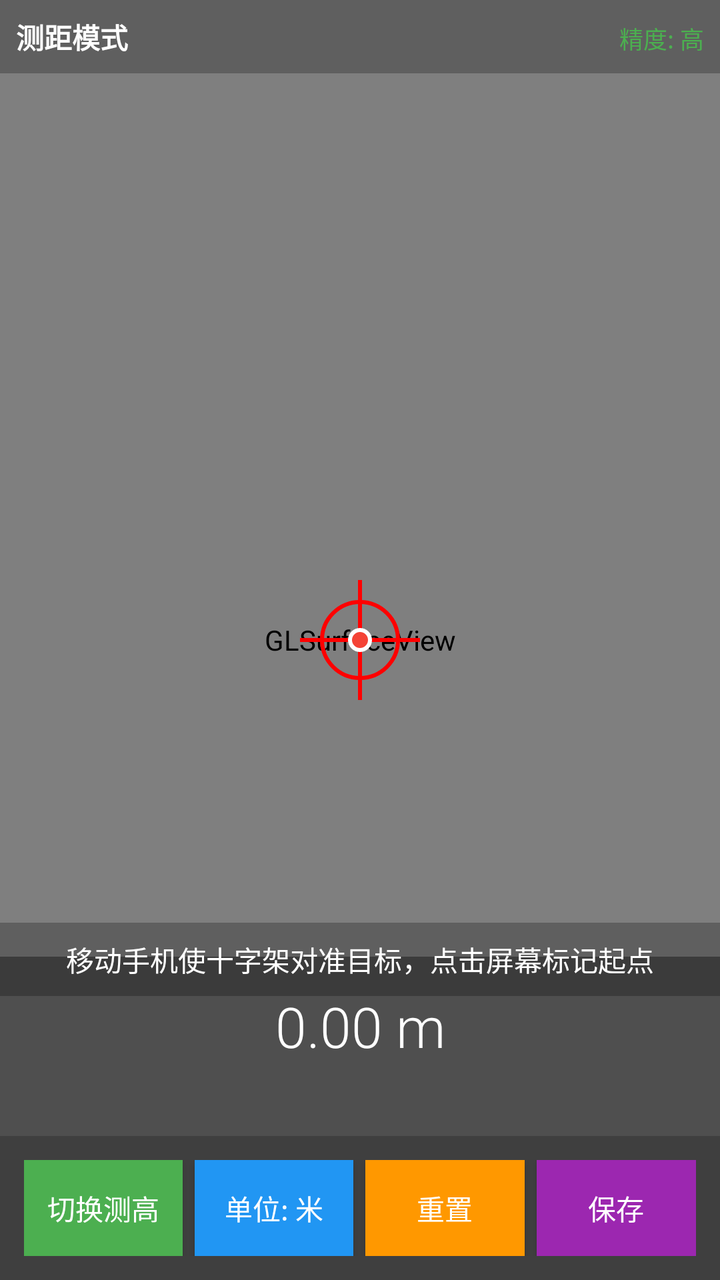
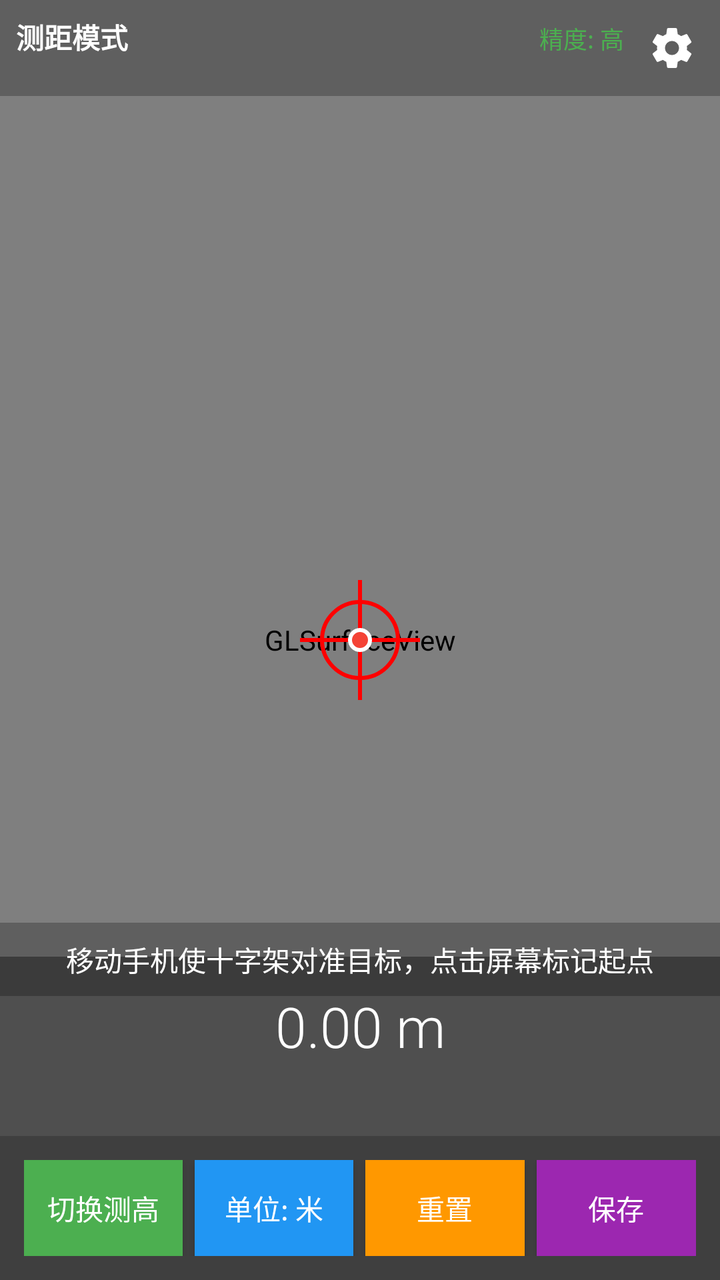

Screens rendered from an Android XML layout before and after an edit, with the pre-edit source and the edit as a unified diff.
<!-- AndroidManifest.xml: application theme Theme.AppCompat.Light.NoActionBar -->
<!-- res/layout/activity_main.xml -->
<?xml version="1.0" encoding="utf-8"?>
<RelativeLayout xmlns:android="http://schemas.android.com/apk/res/android"
    xmlns:app="http://schemas.android.com/apk/res-auto"
    android:layout_width="match_parent"
    android:layout_height="match_parent"
    android:background="#000000">

    
    <android.opengl.GLSurfaceView
        android:id="@+id/gl_surface_view"
        android:layout_width="match_parent"
        android:layout_height="match_parent" />

    
    <LinearLayout
        android:layout_width="match_parent"
        android:layout_height="wrap_content"
        android:orientation="horizontal"
        android:padding="8dp"
        android:background="#40000000"
        android:clickable="false"
        android:focusable="false">

        <TextView
            android:id="@+id/tv_mode"
            android:layout_width="0dp"
            android:layout_height="wrap_content"
            android:layout_weight="1"
            android:text="测距模式"
            android:textColor="#FFFFFF"
            android:textSize="14sp"
            android:textStyle="bold" />

        <TextView
            android:id="@+id/tv_accuracy"
            android:layout_width="wrap_content"
            android:layout_height="wrap_content"
            android:text="精度: 高"
            android:textColor="#4CAF50"
            android:textSize="12sp" />
    </LinearLayout>

    
    <RelativeLayout
        android:layout_width="60dp"
        android:layout_height="60dp"
        android:layout_centerInParent="true"
        android:clickable="false"
        android:focusable="false">

        
        <View
            android:layout_width="60dp"
            android:layout_height="2dp"
            android:layout_centerInParent="true"
            android:background="#FF0000" />

        
        <View
            android:layout_width="2dp"
            android:layout_height="60dp"
            android:layout_centerInParent="true"
            android:background="#FF0000" />

        
        <View
            android:layout_width="12dp"
            android:layout_height="12dp"
            android:layout_centerInParent="true"
            android:background="@drawable/circle_red" />

        
        <View
            android:layout_width="40dp"
            android:layout_height="40dp"
            android:layout_centerInParent="true"
            android:background="@drawable/circle_ring" />
    </RelativeLayout>

    
    <TextView
        android:id="@+id/tv_point_start"
        android:layout_width="24dp"
        android:layout_height="24dp"
        android:background="@drawable/circle_green"
        android:visibility="gone"
        android:clickable="false"
        android:focusable="false" />

    <TextView
        android:id="@+id/tv_point_end"
        android:layout_width="24dp"
        android:layout_height="24dp"
        android:background="@drawable/circle_red"
        android:visibility="gone"
        android:clickable="false"
        android:focusable="false" />

    
    <LinearLayout
        android:layout_width="match_parent"
        android:layout_height="wrap_content"
        android:layout_above="@+id/ll_bottom"
        android:orientation="vertical"
        android:padding="16dp"
        android:background="#60000000"
        android:clickable="false"
        android:focusable="false">

        <TextView
            android:id="@+id/tv_result"
            android:layout_width="match_parent"
            android:layout_height="wrap_content"
            android:text="0.00 m"
            android:textColor="#FFFFFF"
            android:textSize="28sp"
            android:textAlignment="center"
            android:gravity="center"
            android:fontFamily="sans-serif-light"
            android:clickable="false"
            android:focusable="false" />

        <TextView
            android:id="@+id/tv_advice"
            android:layout_width="match_parent"
            android:layout_height="wrap_content"
            android:text=""
            android:textColor="#FFC107"
            android:textSize="12sp"
            android:textAlignment="center"
            android:layout_marginTop="4dp"
            android:clickable="false"
            android:focusable="false" />
    </LinearLayout>

    
    <TextView
        android:id="@+id/tv_guide"
        android:layout_width="match_parent"
        android:layout_height="wrap_content"
        android:layout_above="@+id/ll_bottom"
        android:layout_marginBottom="70dp"
        android:text="移动手机使十字架对准目标，点击屏幕标记起点"
        android:textColor="#FFFFFF"
        android:textSize="14sp"
        android:textAlignment="center"
        android:padding="8dp"
        android:background="#40000000"
        android:clickable="false"
        android:focusable="false" />

    
    <LinearLayout
        android:id="@+id/ll_bottom"
        android:layout_width="match_parent"
        android:layout_height="wrap_content"
        android:layout_alignParentBottom="true"
        android:orientation="horizontal"
        android:padding="12dp"
        android:background="#80000000">

        <Button
            android:id="@+id/btn_switch_mode"
            android:layout_width="0dp"
            android:layout_height="48dp"
            android:layout_weight="1"
            android:text="切换测高"
            android:textColor="#FFFFFF"
            android:background="#4CAF50"
            android:layout_marginEnd="6dp"
            android:textSize="14sp" />

        <Button
            android:id="@+id/btn_unit"
            android:layout_width="0dp"
            android:layout_height="48dp"
            android:layout_weight="1"
            android:text="单位: 米"
            android:textColor="#FFFFFF"
            android:background="#2196F3"
            android:layout_marginEnd="6dp"
            android:textSize="14sp" />

        <Button
            android:id="@+id/btn_reset"
            android:layout_width="0dp"
            android:layout_height="48dp"
            android:layout_weight="1"
            android:text="重置"
            android:textColor="#FFFFFF"
            android:background="#FF9800"
            android:layout_marginEnd="6dp"
            android:textSize="14sp" />

        <Button
            android:id="@+id/btn_save"
            android:layout_width="0dp"
            android:layout_height="48dp"
            android:layout_weight="1"
            android:text="保存"
            android:textColor="#FFFFFF"
            android:background="#9C27B0"
            android:textSize="14sp" />
    </LinearLayout>

</RelativeLayout>
<!-- resources referenced by this layout -->
<resources>
  <!-- drawable circle_green (drawable) -->
  <?xml version="1.0" encoding="utf-8"?>
  <shape xmlns:android="http://schemas.android.com/apk/res/android"
      android:shape="oval">
      <solid android:color="#4CAF50" />
      <stroke android:width="2dp" android:color="#FFFFFF" />
  </shape>
  <!-- drawable circle_red (drawable) -->
  <?xml version="1.0" encoding="utf-8"?>
  <shape xmlns:android="http://schemas.android.com/apk/res/android"
      android:shape="oval">
      <solid android:color="#F44336" />
      <stroke android:width="2dp" android:color="#FFFFFF" />
  </shape>
  <!-- drawable circle_ring (drawable) -->
  <?xml version="1.0" encoding="utf-8"?>
  <shape xmlns:android="http://schemas.android.com/apk/res/android"
      android:shape="oval">
      <stroke
          android:width="2dp"
          android:color="#FF0000" />
      <solid android:color="@android:color/transparent" />
  </shape>
</resources>

<!-- the commit's change to res/layout/activity_main.xml (unified diff, before → after) -->
@@ -37,7 +37,17 @@
             android:layout_height="wrap_content"
             android:text="精度: 高"
             android:textColor="#4CAF50"
-            android:textSize="12sp" />
+            android:textSize="12sp"
+            android:layout_marginEnd="8dp" />
+
+        <ImageView
+            android:id="@+id/iv_settings"
+            android:layout_width="32dp"
+            android:layout_height="32dp"
+            android:padding="4dp"
+            android:src="@drawable/ic_settings"
+            android:clickable="true"
+            android:focusable="true" />
     </LinearLayout>
 
     
<!-- resource entries referenced after the edit -->
@@ -23,5 +23,15 @@
           android:color="#FF0000" />
       <solid android:color="@android:color/transparent" />
   </shape>
+  <!-- drawable ic_settings (drawable) -->
+  <vector xmlns:android="http://schemas.android.com/apk/res/android"
+      android:width="24dp"
+      android:height="24dp"
+      android:viewportWidth="24"
+      android:viewportHeight="24">
+      <path
+          android:fillColor="#FFFFFF"
+          android:pathData="M19.43,12.98c0.04-0.32 0.07-0.64 0.07-0.98s-0.03-0.66-0.07-0.98l2.11-1.65c0.19-0.15 0.24-0.42 0.12-0.64l-2-3.46c-0.12-0.22-0.39-0.3-0.61-0.22l-2.49 1c-0.52-0.39-1.08-0.7-1.69-0.94l-0.38-2.65c-0.03-0.24-0.24-0.42-0.48-0.42h-4c-0.24 0-0.45 0.18-0.48 0.42l-0.38 2.65c-0.61 0.24-1.17 0.55-1.69 0.94l-2.49-1c-0.22-0.08-0.49 0-0.61 0.22l-2 3.46c-0.12 0.22-0.07 0.49 0.12 0.64l2.11 1.65c-0.04 0.32-0.07 0.64-0.07 0.98s0.03 0.66 0.07 0.98l-2.11 1.65c-0.19 0.15-0.24 0.42-0.12 0.64l2 3.46c0.12 0.22 0.39 0.3 0.61 0.22l2.49-1c0.52 0.39 1.08 0.7 1.69 0.94l0.38 2.65c0.03 0.24 0.24 0.42 0.48 0.42h4c0.24 0 0.45-0.18 0.48-0.42l0.38-2.65c0.61-0.24 1.17-0.55 1.69-0.94l2.49 1c0.22 0.08 0.49 0 0.61-0.22l2-3.46c0.12-0.22 0.07-0.49-0.12-0.64l-2.11-1.65zM12 15.5c-1.93 0-3.5-1.57-3.5-3.5s1.57-3.5 3.5-3.5s3.5 1.57 3.5 3.5s-1.57 3.5-3.5 3.5z"/>
+  </vector>
 </resources>
 
